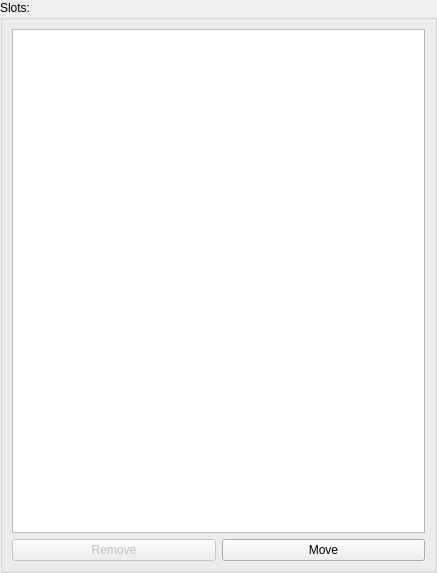
Qt form ui/widget_slots.ui (jwjulien/inventory) before a commit.
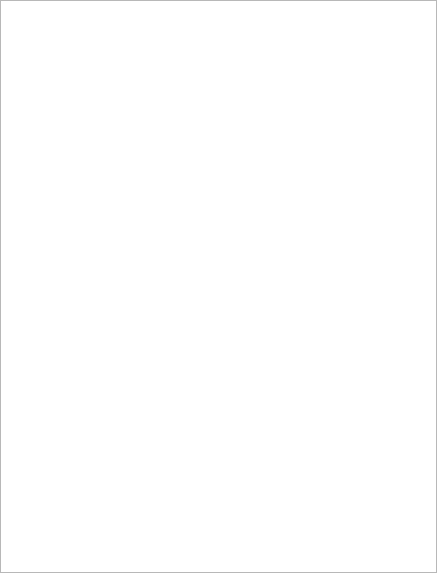
The same form after that commit.

```diff
--- a/ui/widget_slots.ui
+++ b/ui/widget_slots.ui
@@ -13,7 +13,7 @@
   <property name="windowTitle">
    <string>Form</string>
   </property>
-  <layout class="QVBoxLayout" name="verticalLayout_2">
+  <layout class="QVBoxLayout" name="verticalLayout">
    <property name="leftMargin">
     <number>0</number>
    </property>
@@ -27,43 +27,25 @@
     <number>0</number>
    </property>
    <item>
-    <widget class="QGroupBox" name="groupBox">
-     <property name="title">
-      <string>Slots:</string>
-     </property>
-     <layout class="QVBoxLayout" name="verticalLayout">
-      <item>
        <widget class="QTableWidget" name="slots">
         <property name="alternatingRowColors">
          <bool>true</bool>
         </property>
+     <property name="verticalScrollMode">
+      <enum>QAbstractItemView::ScrollPerPixel</enum>
+     </property>
+     <property name="horizontalScrollMode">
+      <enum>QAbstractItemView::ScrollPerPixel</enum>
+     </property>
+     <attribute name="horizontalHeaderDefaultSectionSize">
+      <number>80</number>
+     </attribute>
         <attribute name="horizontalHeaderStretchLastSection">
          <bool>true</bool>
         </attribute>
-       </widget>
-      </item>
-      <item>
-       <layout class="QHBoxLayout" name="horizontalLayout">
-        <item>
-         <widget class="QPushButton" name="remove">
-          <property name="enabled">
-           <bool>false</bool>
-          </property>
-          <property name="text">
-           <string>Remove</string>
-          </property>
-         </widget>
-        </item>
-        <item>
-         <widget class="QPushButton" name="move">
-          <property name="text">
-           <string>Move</string>
-          </property>
-         </widget>
-        </item>
-       </layout>
-      </item>
-     </layout>
+     <attribute name="verticalHeaderDefaultSectionSize">
+      <number>60</number>
+     </attribute>
     </widget>
    </item>
   </layout>
```
Lines whose indentation alone changed are shown as unchanged.
